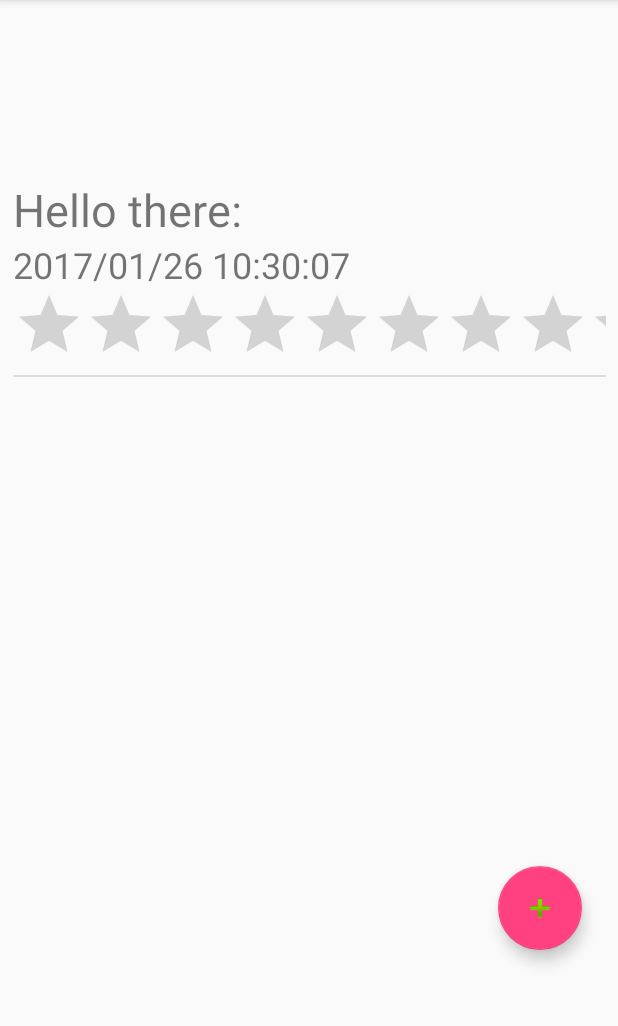
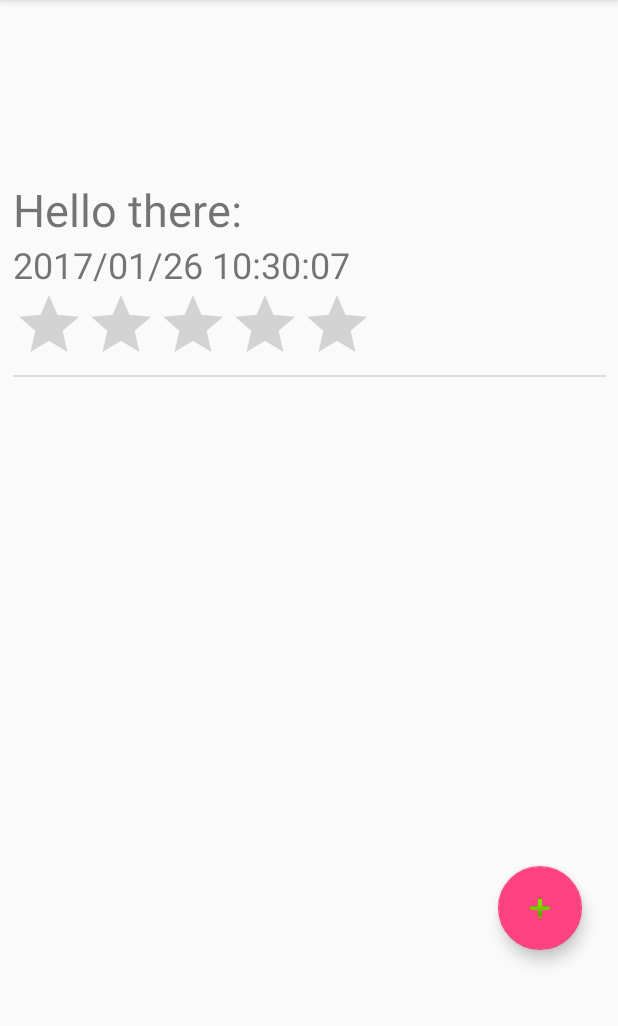
Before and after one commit to kappsegla/AndroidExample, an Android app: the screen it shows after launch (ListViewActivity), after a tap on an icon or button, on a phone screen of 412 x 824 dp, the part 84-1110 px from its top. Run offline under Robolectric (Android 15) with nearby library versions, the phone set to English and light mode, and no system bars.

Commit message:
Föreläsning 6
Updated layout for list items.

```diff
--- a/app/src/main/java/snowroller/androidexample/listviewexample/ListViewActivity.java
+++ b/app/src/main/java/snowroller/androidexample/listviewexample/ListViewActivity.java
@@ -30,7 +30,7 @@
         myListView = (ListView) findViewById(R.id.listView);
         fab = (FloatingActionButton) findViewById(R.id.floatingActionButton);
 
-        adapter = new ItemAdapter(this, android.R.layout.simple_list_item_1,
+        adapter = new ItemAdapter(this, R.layout.special_list_item,
            listItems);
 
         myListView.setAdapter(adapter);
--- a/app/src/main/res/layout/special_list_item.xml
+++ b/app/src/main/res/layout/special_list_item.xml
@@ -6,21 +6,22 @@
 
     <TextView
         android:text="TextView"
-        android:layout_width="match_parent"
+        android:layout_width="wrap_content"
         android:layout_height="wrap_content"
         android:id="@+id/textView7"
         android:textSize="30sp" />
 
     <TextView
         android:text="TextView"
-        android:layout_width="match_parent"
+        android:layout_width="wrap_content"
         android:layout_height="wrap_content"
         android:id="@+id/textView8"
         android:textSize="24sp" />
 
     <RatingBar
-        android:layout_width="match_parent"
+        android:layout_width="wrap_content"
         android:layout_height="wrap_content"
         android:id="@+id/ratingBar"
-        android:numStars="5" />
+        android:numStars="5"
+        android:stepSize="1" />
 </LinearLayout>
```
